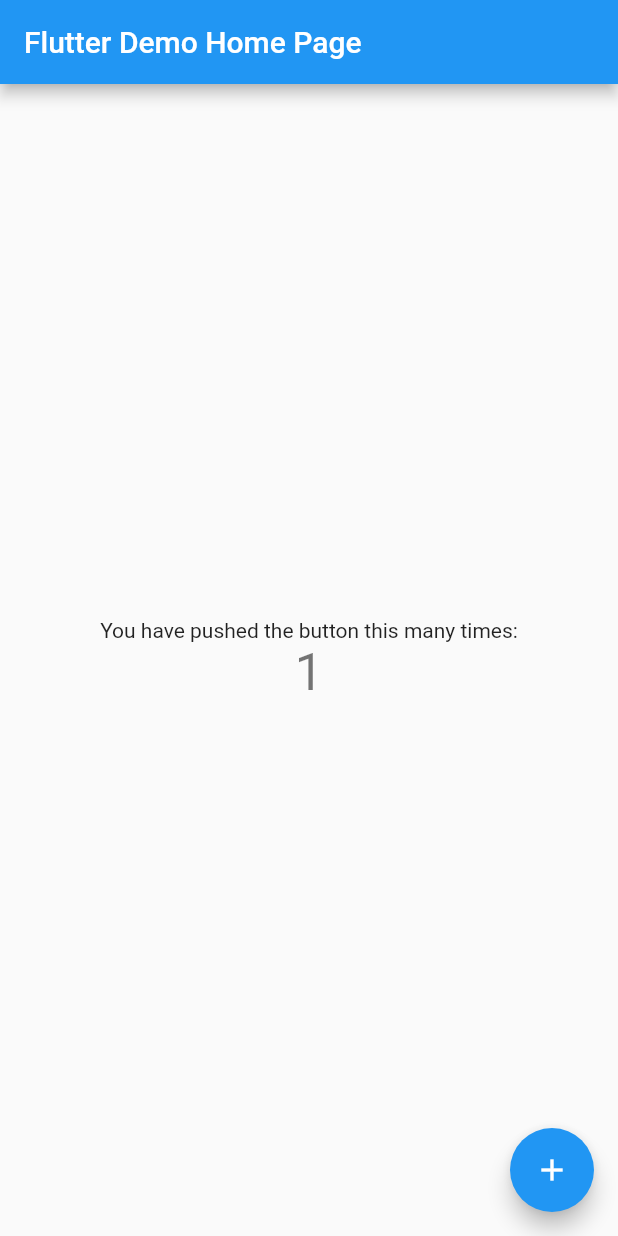
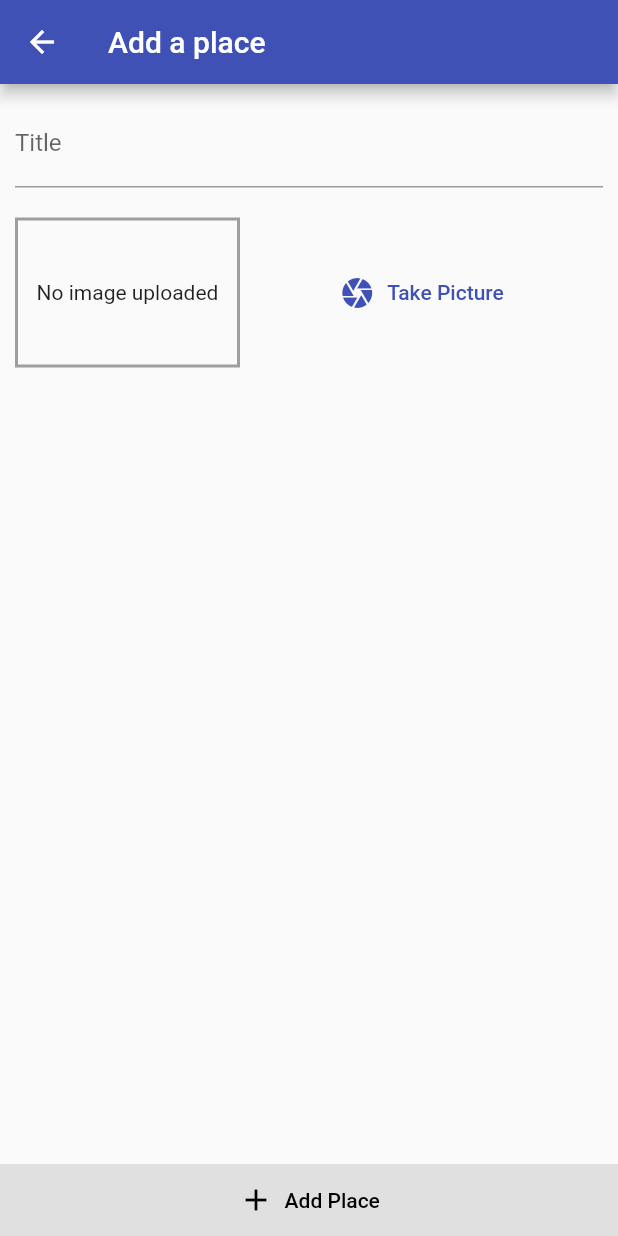
Before and after one commit to art1239/Places, a Flutter app: the screen it shows after launch, after a tap on the "add" icon, on a phone screen of 412 x 824 dp. Run offline on Flutter 3.47's test engine with Material 2 defaults, Android fonts, the phone set to English and light mode, and no system bars; our stand-ins replace image_picker.

Commit message:
Making an add places screen and providing a model

```diff
--- a/lib/main.dart
+++ b/lib/main.dart
@@ -1,113 +1,23 @@
 import 'package:flutter/material.dart';
+import 'package:places/screens/AddPlaces.dart';
 
-void main() {
-  runApp(MyApp());
-}
+import 'screens/PlacesList.dart';
+
+void main() => runApp(MyApp());
 
 class MyApp extends StatelessWidget {
-  // This widget is the root of your application.
   @override
   Widget build(BuildContext context) {
     return MaterialApp(
-      title: 'Flutter Demo',
+      title: 'Great Places',
       theme: ThemeData(
-        // This is the theme of your application.
-        //
-        // Try running your application with "flutter run". You'll see the
-        // application has a blue toolbar. Then, without quitting the app, try
-        // changing the primarySwatch below to Colors.green and then invoke
-        // "hot reload" (press "r" in the console where you ran "flutter run",
-        // or simply save your changes to "hot reload" in a Flutter IDE).
-        // Notice that the counter didn't reset back to zero; the application
-        // is not restarted.
-        primarySwatch: Colors.blue,
+        primarySwatch: Colors.indigo,
+        accentColor: Colors.amber,
       ),
-      home: MyHomePage(title: 'Flutter Demo Home Page'),
+      home: PlacesList(),
+      routes: {
+        AddPlaces.route: (ctx) => AddPlaces(),
+      },
     );
   }
 }
-
-class MyHomePage extends StatefulWidget {
-  MyHomePage({Key key, this.title}) : super(key: key);
-
-  // This widget is the home page of your application. It is stateful, meaning
-  // that it has a State object (defined below) that contains fields that affect
-  // how it looks.
-
-  // This class is the configuration for the state. It holds the values (in this
-  // case the title) provided by the parent (in this case the App widget) and
-  // used by the build method of the State. Fields in a Widget subclass are
-  // always marked "final".
-
-  final String title;
-
-  @override
-  _MyHomePageState createState() => _MyHomePageState();
-}
-
-class _MyHomePageState extends State<MyHomePage> {
-  int _counter = 0;
-
-  void _incrementCounter() {
-    setState(() {
-      // This call to setState tells the Flutter framework that something has
-      // changed in this State, which causes it to rerun the build method below
-      // so that the display can reflect the updated values. If we changed
-      // _counter without calling setState(), then the build method would not be
-      // called again, and so nothing would appear to happen.
-      _counter++;
-    });
-  }
-
-  @override
-  Widget build(BuildContext context) {
-    // This method is rerun every time setState is called, for instance as done
-    // by the _incrementCounter method above.
-    //
-    // The Flutter framework has been optimized to make rerunning build methods
-    // fast, so that you can just rebuild anything that needs updating rather
-    // than having to individually change instances of widgets.
-    return Scaffold(
-      appBar: AppBar(
-        // Here we take the value from the MyHomePage object that was created by
-        // the App.build method, and use it to set our appbar title.
-        title: Text(widget.title),
-      ),
-      body: Center(
-        // Center is a layout widget. It takes a single child and positions it
-        // in the middle of the parent.
-        child: Column(
-          // Column is also a layout widget. It takes a list of children and
-          // arranges them vertically. By default, it sizes itself to fit its
-          // children horizontally, and tries to be as tall as its parent.
-          //
-          // Invoke "debug painting" (press "p" in the console, choose the
-          // "Toggle Debug Paint" action from the Flutter Inspector in Android
-          // Studio, or the "Toggle Debug Paint" command in Visual Studio Code)
-          // to see the wireframe for each widget.
-          //
-          // Column has various properties to control how it sizes itself and
-          // how it positions its children. Here we use mainAxisAlignment to
-          // center the children vertically; the main axis here is the vertical
-          // axis because Columns are vertical (the cross axis would be
-          // horizontal).
-          mainAxisAlignment: MainAxisAlignment.center,
-          children: <Widget>[
-            Text(
-              'You have pushed the button this many times:',
-            ),
-            Text(
-              '$_counter',
-              style: Theme.of(context).textTheme.headline4,
-            ),
-          ],
-        ),
-      ),
-      floatingActionButton: FloatingActionButton(
-        onPressed: _incrementCounter,
-        tooltip: 'Increment',
-        child: Icon(Icons.add),
-      ), // This trailing comma makes auto-formatting nicer for build methods.
-    );
-  }
-}
--- /dev/null
+++ b/lib/models/place.dart
@@ -0,0 +1,16 @@
+import 'dart:io';
+
+import 'package:flutter/cupertino.dart';
+
+class Places with ChangeNotifier {
+  String id;
+  String title;
+  String location;
+  File image;
+  Places({
+    this.id,
+    this.title,
+    this.location,
+    this.image,
+  });
+}
--- /dev/null
+++ b/lib/screens/AddPlaces.dart
@@ -0,0 +1,68 @@
+import 'dart:io';
+
+import 'package:flutter/material.dart';
+import 'package:places/widget/imageInput.dart';
+
+class AddPlaces extends StatefulWidget {
+  static const route = '/addPlaces';
+
+  @override
+  _AddPlacesState createState() => _AddPlacesState();
+}
+
+class _AddPlacesState extends State<AddPlaces> {
+  selectImage(File file) {}
+  @override
+  Widget build(BuildContext context) {
+    return Scaffold(
+      appBar: AppBar(
+        title: Text('Add a place'),
+      ),
+      body: Form(
+        child: Column(
+          children: [
+            Expanded(
+              child: Padding(
+                padding: EdgeInsets.all(10),
+                child: Column(
+                  crossAxisAlignment: CrossAxisAlignment.stretch,
+                  children: [
+                    TextFormField(
+                      style: TextStyle(),
+                      decoration: InputDecoration(
+                        labelText: 'Title',
+                      ),
+                    ),
+                    SizedBox(
+                      height: 20,
+                    ),
+                    ImageInput(selectImage),
+                  ],
+                ),
+              ),
+            ),
+            Container(
+              color: Colors.grey[300],
+              child: TextButton(
+                child: Row(
+                  mainAxisAlignment: MainAxisAlignment.center,
+                  children: [
+                    Icon(
+                      Icons.add,
+                      color: Colors.black,
+                    ),
+                    Text(
+                      '  Add Place',
+                      style: TextStyle(color: Colors.black),
+                    ),
+                  ],
+                ),
+                onPressed: () {},
+              ),
+            )
+          ],
+        ),
+      ),
+    );
+  }
+}
--- /dev/null
+++ b/lib/screens/PlacesList.dart
@@ -0,0 +1,26 @@
+import 'package:flutter/material.dart';
+import 'package:places/screens/AddPlaces.dart';
+
+class PlacesList extends StatelessWidget {
+  @override
+  Widget build(BuildContext context) {
+    return Scaffold(
+      appBar: AppBar(
+        title: Text('Places'),
+        actions: [
+          IconButton(
+            onPressed: () {
+              Navigator.pushNamed(context, AddPlaces.route);
+            },
+            icon: Icon(Icons.add),
+          ),
+        ],
+      ),
+      body: Container(
+        child: Center(
+          child: CircularProgressIndicator(),
+        ),
+      ),
+    );
+  }
+}
--- /dev/null
+++ b/lib/widget/imageInput.dart
@@ -0,0 +1,65 @@
+import 'dart:io';
+
+import 'package:flutter/material.dart';
+import 'package:image_picker/image_picker.dart';
+import 'package:path/path.dart' as customPath;
+import 'package:path_provider/path_provider.dart' as systemPath;
+
+class ImageInput extends StatefulWidget {
+  final Function selectImage;
+  ImageInput(this.selectImage);
+  @override
+  _ImageInputState createState() => _ImageInputState();
+}
+
+class _ImageInputState extends State<ImageInput> {
+  final picker = ImagePicker();
+  File image;
+
+  Future<void> _takeImage() async {
+    final cameraImage =
+        await picker.getImage(source: ImageSource.camera, maxWidth: 500);
+    setState(() {
+      image = File(cameraImage.path);
+    });
+    final directory = await systemPath.getApplicationDocumentsDirectory();
+    final fileName = customPath.basename(image.path);
+    final savedImage = await image.copy('${directory.path}/$fileName');
+  }
+
+  @override
+  Widget build(BuildContext context) {
+    return Row(
+      children: [
+        Container(
+          height: 100,
+          width: 150,
+          decoration: BoxDecoration(
+            border: Border.all(width: 2, color: Colors.grey),
+          ),
+          child: Center(
+            child: image == null
+                ? Text(
+                    'No image uploaded',
+                    textAlign: TextAlign.center,
+                  )
+                : Image.file(
+                    image,
+                    width: double.infinity,
+                    fit: BoxFit.cover,
+                  ),
+          ),
+        ),
+        Expanded(
+          child: TextButton.icon(
+            onPressed: () {
+              _takeImage();
+            },
+            icon: Icon(Icons.camera),
+            label: Text('Take Picture'),
+          ),
+        ),
+      ],
+    );
+  }
+}
--- a/pubspec.yaml
+++ b/pubspec.yaml
@@ -23,6 +23,10 @@ environment:
 dependencies:
   flutter:
     sdk: flutter
+  provider: ^4.3.3
+  image_picker: ^0.6.7+22
+  path_provider: ^1.6.27
+  path: ^1.7.0
 
 
   # The following adds the Cupertino Icons font to your application.
```
Also changed, not shown: pubspec.lock, 1 other file.
